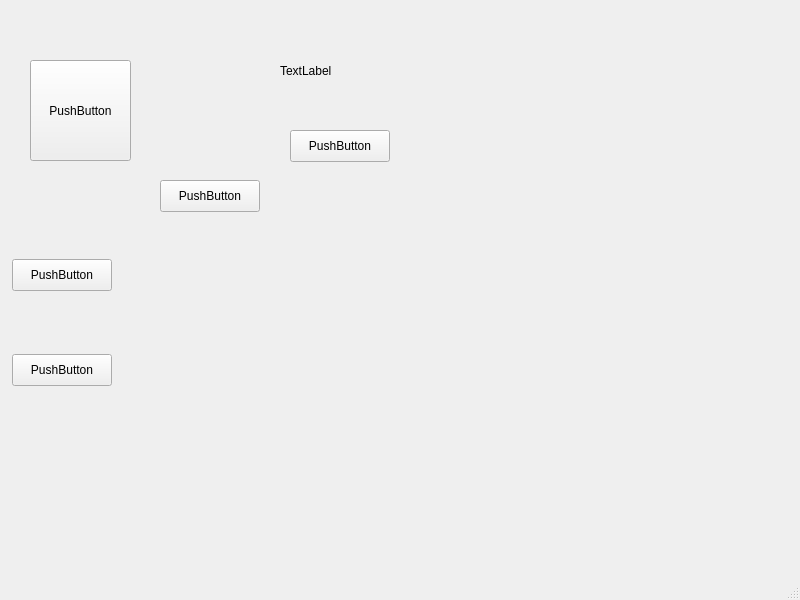
Qt form apps/infinitethreaddataread/mainwindow.ui (GiovanniRaseraF/santoka_qt) before a commit.
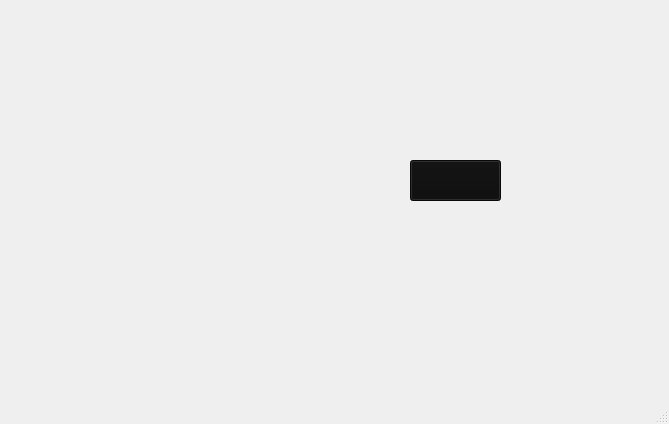
The same form after that commit. Icons and pictures are not drawn.

Commit message: apps: added background image for cockpit

Diff of the .ui file:
```diff
--- a/apps/infinitethreaddataread/mainwindow.ui
+++ b/apps/infinitethreaddataread/mainwindow.ui
@@ -6,8 +6,8 @@
    <rect>
     <x>0</x>
     <y>0</y>
-    <width>800</width>
-    <height>600</height>
+    <width>669</width>
+    <height>424</height>
    </rect>
   </property>
   <property name="windowTitle">
@@ -17,82 +17,50 @@
    <widget class="QPushButton" name="pushButton">
     <property name="geometry">
      <rect>
-      <x>290</x>
-      <y>130</y>
-      <width>100</width>
-      <height>32</height>
+      <x>410</x>
+      <y>160</y>
+      <width>91</width>
+      <height>41</height>
      </rect>
     </property>
-    <property name="text">
-     <string>PushButton</string>
+    <property name="styleSheet">
+     <string notr="true">background-color: rgba(13, 13, 13,255);</string>
     </property>
-   </widget>
-   <widget class="QPushButton" name="pushButton_2">
-    <property name="geometry">
-     <rect>
-      <x>30</x>
-      <y>60</y>
-      <width>101</width>
-      <height>101</height>
-     </rect>
-    </property>
     <property name="text">
-     <string>PushButton</string>
+     <string/>
     </property>
    </widget>
-   <widget class="QPushButton" name="pushButton_3">
+   <widget class="QLabel" name="backgroud">
     <property name="geometry">
      <rect>
-      <x>12</x>
-      <y>354</y>
-      <width>100</width>
-      <height>32</height>
+      <x>0</x>
+      <y>0</y>
+      <width>671</width>
+      <height>371</height>
      </rect>
     </property>
-    <property name="text">
-     <string>PushButton</string>
+    <property name="styleSheet">
+     <string notr="true">image: url(:/images/cruscotto.jpeg);</string>
     </property>
-   </widget>
-   <widget class="QPushButton" name="pushButton_4">
-    <property name="geometry">
-     <rect>
-      <x>12</x>
-      <y>259</y>
-      <width>100</width>
-      <height>32</height>
-     </rect>
-    </property>
     <property name="text">
-     <string>PushButton</string>
+     <string/>
     </property>
    </widget>
-   <widget class="QPushButton" name="pushButton_5">
+   <widget class="QLabel" name="speed">
     <property name="geometry">
      <rect>
-      <x>160</x>
-      <y>180</y>
-      <width>100</width>
-      <height>32</height>
+      <x>167</x>
+      <y>165</y>
+      <width>91</width>
+      <height>21</height>
      </rect>
     </property>
-    <property name="text">
-     <string>PushButton</string>
-    </property>
-   </widget>
-   <widget class="QLabel" name="label">
-    <property name="geometry">
-     <rect>
-      <x>280</x>
-      <y>20</y>
-      <width>261</width>
-      <height>101</height>
-     </rect>
-    </property>
     <property name="styleSheet">
-     <string notr="true"/>
+     <string notr="true">font: 14pt ;
+</string>
     </property>
     <property name="text">
-     <string>TextLabel</string>
+     <string/>
     </property>
    </widget>
   </widget>
```
Left out of the diff: 7 changed lines with no effect on the pictures. The commit also changes 24 other files.
